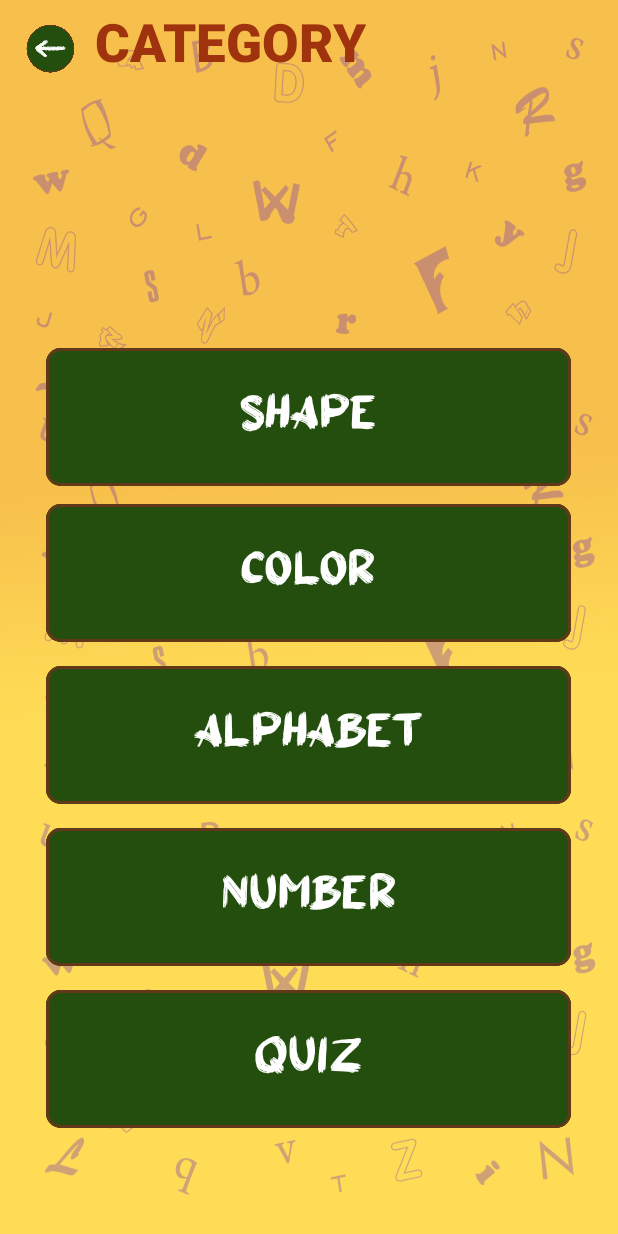
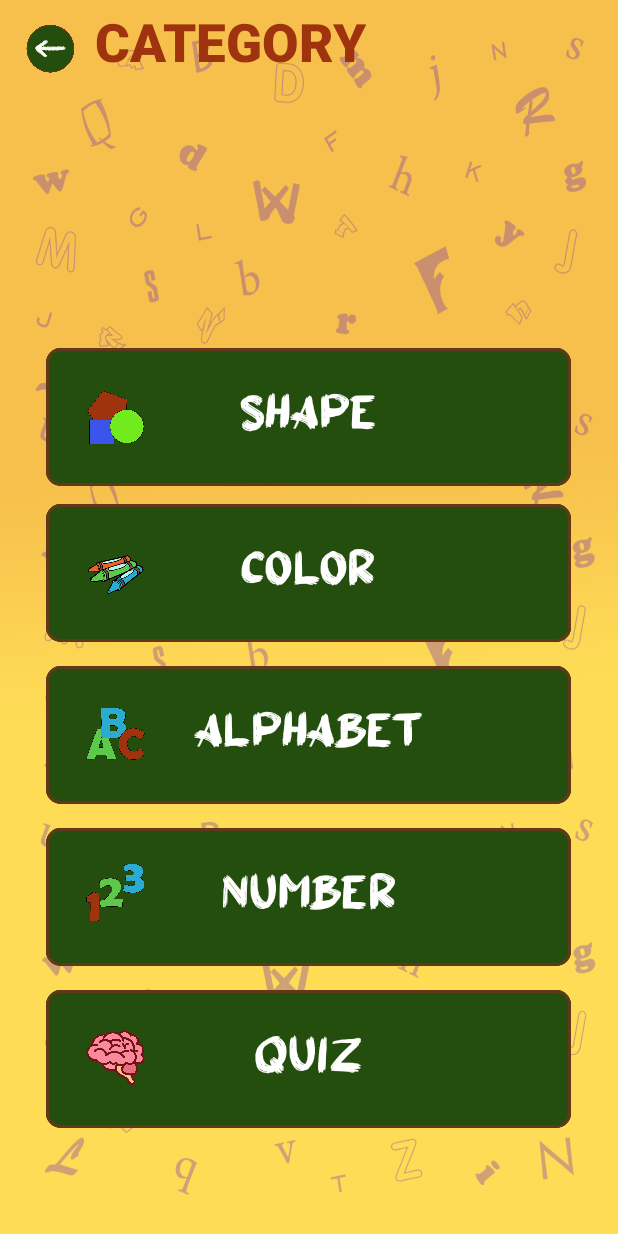
Before and after one commit to vinciqt/PreschooLearn_App, an Android app: the screen it shows after launch (CATEGORY), after a tap on "START LEARNING", on a phone screen of 412 x 824 dp. Run offline under Robolectric (Android 15) with nearby library versions, the phone set to English and light mode, and no system bars.

Commit message:
begin project

```diff
--- a/app/src/main/AndroidManifest.xml
+++ b/app/src/main/AndroidManifest.xml
@@ -44,6 +44,7 @@
                 <category android:name="android.intent.category.LAUNCHER" />
             </intent-filter>
         </activity>
+        <service android:name=".bgService" android:stopWithTask="true"/>
     </application>
 
 </manifest>
--- a/app/src/main/java/com/example/scan/CATEGORY.java
+++ b/app/src/main/java/com/example/scan/CATEGORY.java
@@ -19,6 +19,9 @@ public class CATEGORY extends AppCompatActivity {
         super.onCreate(savedInstanceState);
         setContentView(R.layout.activity_category);
         button = findViewById(R.id.btnback);
+
+        Intent svc=new Intent(this, bgService.class);
+        startService(svc); //OR stopService(svc);
         button.setOnClickListener(new View.OnClickListener() {
             @Override
             public void onClick(View v) {
--- a/app/src/main/java/com/example/scan/MainActivity.java
+++ b/app/src/main/java/com/example/scan/MainActivity.java
@@ -3,6 +3,7 @@ package com.example.scan;
 import androidx.appcompat.app.AppCompatActivity;
 
 import android.content.Intent;
+import android.media.MediaPlayer;
 import android.os.Bundle;
 import android.view.View;
 import android.widget.Button;
@@ -11,10 +12,16 @@ public class MainActivity extends AppCompatActivity {
 
     private Button button;
 
+    private MediaPlayer mp;
+
     @Override
     protected void onCreate(Bundle savedInstanceState) {
         super.onCreate(savedInstanceState);
         setContentView(R.layout.activity_main);
+
+        Intent svc=new Intent(this, bgService.class);
+        startService(svc); //OR stopService(svc);
+
         button = findViewById(R.id.btnstart);
         button.setOnClickListener(new View.OnClickListener() {
             @Override
--- a/app/src/main/java/com/example/scan/alphabet.java
+++ b/app/src/main/java/com/example/scan/alphabet.java
@@ -16,6 +16,8 @@ public class alphabet extends AppCompatActivity {
         super.onCreate(savedInstanceState);
         setContentView(R.layout.activity_alphabet);
         button = findViewById(R.id.btnback);
+        Intent svc=new Intent(this, bgService.class);
+        stopService(svc); //OR stopService(svc);
         button.setOnClickListener(new View.OnClickListener() {
             @Override
             public void onClick(View v) {
--- a/app/src/main/java/com/example/scan/color.java
+++ b/app/src/main/java/com/example/scan/color.java
@@ -17,6 +17,8 @@ public class color extends AppCompatActivity {
         super.onCreate(savedInstanceState);
         setContentView(R.layout.activity_color);
         button = findViewById(R.id.btnback);
+        Intent svc=new Intent(this, bgService.class);
+        stopService(svc); //OR stopService(svc);
         button.setOnClickListener(new View.OnClickListener() {
             @Override
             public void onClick(View v) {
--- a/app/src/main/java/com/example/scan/number.java
+++ b/app/src/main/java/com/example/scan/number.java
@@ -16,6 +16,8 @@ public class number extends AppCompatActivity {
         super.onCreate(savedInstanceState);
         setContentView(R.layout.activity_number);
         button = findViewById(R.id.btnback);
+        Intent svc=new Intent(this, bgService.class);
+        stopService(svc); //OR stopService(svc);
         button.setOnClickListener(new View.OnClickListener() {
             @Override
             public void onClick(View v) {
--- a/app/src/main/java/com/example/scan/quiz.java
+++ b/app/src/main/java/com/example/scan/quiz.java
@@ -16,6 +16,8 @@ public class quiz extends AppCompatActivity {
         super.onCreate(savedInstanceState);
         setContentView(R.layout.activity_quiz);
         button = findViewById(R.id.btnback);
+        Intent svc=new Intent(this, bgService.class);
+        stopService(svc); //OR stopService(svc);
         button.setOnClickListener(new View.OnClickListener() {
             @Override
             public void onClick(View v) {
--- a/app/src/main/java/com/example/scan/shape.java
+++ b/app/src/main/java/com/example/scan/shape.java
@@ -25,6 +25,9 @@ public class shape extends AppCompatActivity {
         super.onCreate(savedInstanceState);
         setContentView(R.layout.activity_shape);
         button = findViewById(R.id.btnback);
+
+        Intent svc=new Intent(this, bgService.class);
+        stopService(svc); //OR stopService(svc);
         button.setOnClickListener(new View.OnClickListener() {
             @Override
             public void onClick(View v) {
--- a/app/src/main/res/layout/activity_category.xml
+++ b/app/src/main/res/layout/activity_category.xml
@@ -114,13 +114,15 @@
 
     <LinearLayout
         android:id="@+id/ll"
-        android:layout_width="wrap_content"
+        android:layout_width="match_parent"
         android:layout_height="wrap_content"
         android:layout_marginTop="4dp"
+        app:layout_constraintBottom_toTopOf="@+id/btnshape"
         app:layout_constraintEnd_toEndOf="parent"
         app:layout_constraintHorizontal_bias="0.0"
         app:layout_constraintStart_toStartOf="parent"
-        app:layout_constraintTop_toTopOf="parent">
+        app:layout_constraintTop_toTopOf="parent"
+        app:layout_constraintVertical_bias="0.0">
 
         <ImageButton
             android:id="@+id/btnback"
@@ -150,4 +152,61 @@
     </LinearLayout>
 
 
+    <ImageView
+        android:id="@+id/imageView4"
+        android:layout_width="70dp"
+        android:layout_height="70dp"
+        android:layout_marginBottom="84dp"
+        android:src="@drawable/brain"
+        app:layout_constraintBottom_toBottomOf="parent"
+        app:layout_constraintEnd_toEndOf="parent"
+        app:layout_constraintHorizontal_bias="0.123"
+        app:layout_constraintStart_toStartOf="parent" />
+
+    <ImageView
+        android:id="@+id/imageView"
+        android:layout_width="70dp"
+        android:layout_height="70dp"
+        android:layout_marginBottom="36dp"
+        android:src="@drawable/crayon"
+        app:layout_constraintBottom_toTopOf="@+id/imageView2"
+        app:layout_constraintEnd_toEndOf="parent"
+        app:layout_constraintHorizontal_bias="0.123"
+        app:layout_constraintStart_toStartOf="parent" />
+
+    <ImageView
+        android:layout_width="70dp"
+        android:layout_height="70dp"
+        android:layout_marginTop="12dp"
+        android:src="@drawable/shapess"
+        app:layout_constraintBottom_toTopOf="@+id/imageView"
+        app:layout_constraintEnd_toEndOf="parent"
+        app:layout_constraintHorizontal_bias="0.123"
+        app:layout_constraintStart_toStartOf="parent"
+        app:layout_constraintTop_toTopOf="@+id/btnshape"
+        app:layout_constraintVertical_bias="0.083" />
+
+    <ImageView
+        android:id="@+id/imageView3"
+        android:layout_width="70dp"
+        android:layout_height="70dp"
+        android:layout_marginBottom="40dp"
+        android:src="@drawable/nums"
+        app:layout_constraintBottom_toTopOf="@+id/imageView4"
+        app:layout_constraintEnd_toEndOf="parent"
+        app:layout_constraintHorizontal_bias="0.123"
+        app:layout_constraintStart_toStartOf="parent" />
+
+    <ImageView
+        android:id="@+id/imageView2"
+        android:layout_width="70dp"
+        android:layout_height="70dp"
+        android:layout_marginBottom="36dp"
+        android:src="@drawable/alphabets"
+        app:layout_constraintBottom_toTopOf="@+id/imageView3"
+        app:layout_constraintEnd_toEndOf="parent"
+        app:layout_constraintHorizontal_bias="0.123"
+        app:layout_constraintStart_toStartOf="parent" />
+
+
 </androidx.constraintlayout.widget.ConstraintLayout>
```
Also changed, not shown: app/src/main/java/com/example/scan/bgService.java (added, +61 -0 lines), app/src/main/res/drawable/alphabets.png (added), app/src/main/res/drawable/brain.png (added), app/src/main/res/drawable/crayon.png (added), app/src/main/res/drawable/nums.png (added), app/src/main/res/drawable/shapess.png (added), 1 other file.
